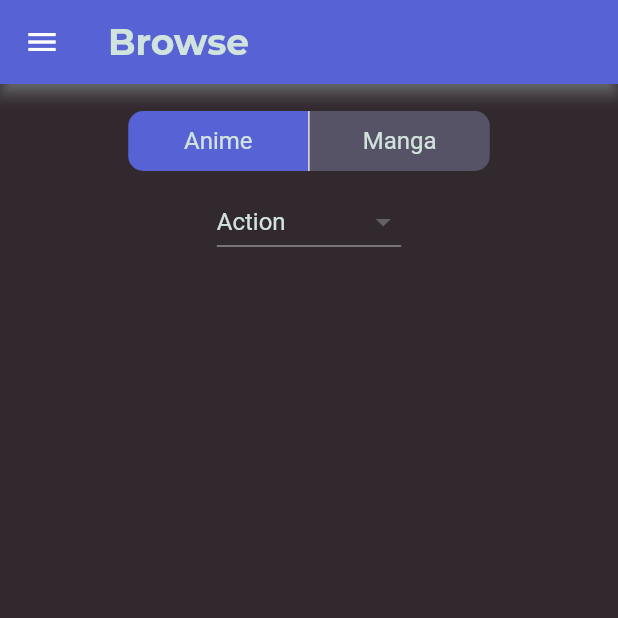
After one commit to habiners/anithing, a Flutter app: the screen it shows after launch, on a phone screen of 412 x 824 dp, the top half of it. The commit adds this screen. Run offline on Flutter 3.47's test engine with Material 2 defaults, Android fonts, the phone set to English and light mode, and no system bars; our stand-ins replace cached_network_image, get.

Commit message:
Implemented Dropdown

```diff
--- a/lib/controllers/search_query_controller.dart
+++ b/lib/controllers/search_query_controller.dart
@@ -6,11 +6,12 @@ import '../models/anime_search_result.dart';
 import '../models/manga_search_result.dart';
 import '../services/jikan_service.dart';
 
-class SearchAnimeController extends GetxController {
+class SearchQueryController extends GetxController {
   RxString mode = "Anime".obs;
   RxBool isLoading = true.obs;
   TextEditingController searchQueryTextController = TextEditingController();
 
+  RxInt selectedGenre = 0.obs;
   RxList<bool> selectedAnimeGenres = List<bool>.filled(AnimeGenres.values.length, false).obs;
   RxList<bool> selectedMangaGenres = List<bool>.filled(MangaGenres.values.length, false).obs;
   RxList<AnimeSearchResult> animeSearchResults = <AnimeSearchResult>[].obs;
--- a/lib/main.dart
+++ b/lib/main.dart
@@ -1,14 +1,17 @@
 import 'package:anithing/constants/styles.dart';
+import 'package:anithing/screens/browse_genres_screen.dart';
 import 'package:flutter/material.dart';
 import 'package:get/get.dart';
 
 import './controllers/jikan_controller.dart';
-import './screens/home.dart';
+import './controllers/search_query_controller.dart';
+import 'screens/home_screen.dart';
 import './router/routes.dart';
 
 void main() {
   WidgetsFlutterBinding.ensureInitialized();
   Get.put(JikanController());
+  Get.put(SearchQueryController());
   runApp(MyApp());
 }
 
@@ -28,12 +31,12 @@ class MyApp extends StatelessWidget {
           ),
         ),
       ),
-      initialRoute: homeRoute,
+      initialRoute: browseGenreRoute,
       getPages: [
         GetPage(name: homeRoute, page: () => HomeScreen()),
         GetPage(name: topAnimeRoute, page: () => HomeScreen()),
         GetPage(name: topMangaRoute, page: () => HomeScreen()),
-        GetPage(name: browseGenreRoute, page: () => HomeScreen()),
+        GetPage(name: browseGenreRoute, page: () => BrowseGenresScreen()),
       ],
     );
   }
--- /dev/null
+++ b/lib/screens/browse_genres_screen.dart
@@ -0,0 +1,100 @@
+import 'package:anithing/constants/genres.dart';
+import 'package:get/get.dart';
+import 'package:flutter/material.dart';
+
+import '../constants/styles.dart';
+import '../controllers/search_query_controller.dart';
+import '../widgets/custom_text.dart';
+import '../widgets/scaffold_appbar.dart';
+import '../widgets/scaffold_drawer.dart';
+
+class BrowseGenresScreen extends StatelessWidget {
+  BrowseGenresScreen({Key? key}) : super(key: key);
+
+  final SearchQueryController searchQueryController = Get.find();
+  @override
+  Widget build(BuildContext context) {
+    return Scaffold(
+      appBar: createScaffoldAppBar(title: "Browse", actions: []),
+      drawer: ScaffoldDrawer(),
+      body: Padding(
+        padding: const EdgeInsets.all(8.0),
+        child: Obx(
+          () => Column(
+            children: [
+              // Anime/Manga Toggle
+              Container(
+                margin: EdgeInsets.symmetric(vertical: 10),
+                child: Row(
+                  mainAxisAlignment: MainAxisAlignment.center,
+                  children: [
+                    InkWell(
+                      child: Container(
+                        height: 40,
+                        width: 120,
+                        child: Center(child: CustomText(text: "Anime")),
+                        decoration: BoxDecoration(
+                          color: searchQueryController.mode.value == "Anime" ? royalBlueLightColor : independenceColor,
+                          border: Border(),
+                          borderRadius: BorderRadius.only(
+                            topLeft: Radius.circular(10),
+                            bottomLeft: Radius.circular(10),
+                          ),
+                        ),
+                      ),
+                      onTap: () {
+                        searchQueryController.mode.value = "Anime";
+                        searchQueryController.selectedGenre.value = 0;
+                      },
+                    ),
+                    Container(width: 1, height: 40, color: Colors.white),
+                    InkWell(
+                      child: Container(
+                        height: 40,
+                        width: 120,
+                        child: Center(child: CustomText(text: "Manga")),
+                        decoration: BoxDecoration(
+                          color: searchQueryController.mode.value == "Manga" ? royalBlueLightColor : independenceColor,
+                          border: Border(),
+                          borderRadius: BorderRadius.only(
+                            topRight: Radius.circular(10),
+                            bottomRight: Radius.circular(10),
+                          ),
+                        ),
+                      ),
+                      onTap: () {
+                        searchQueryController.mode.value = "Manga";
+                        searchQueryController.selectedGenre.value = 0;
+                      },
+                    ),
+                  ],
+                ),
+              ),
+              DropdownButton<int>(
+                onChanged: (int? newSelected) => searchQueryController.selectedGenre.value = newSelected ?? 0,
+                style: TextStyle(color: mintCreamColor),
+                value: searchQueryController.selectedGenre.value,
+                dropdownColor: blackCoffeeColor,
+                items: searchQueryController.mode.value == "Anime"
+                    ? AnimeGenres.values
+                        .map((AnimeGenres genre) => DropdownMenuItem<int>(
+                              value: genre.index,
+                              child: CustomText(text: genre.toString().split('.').last.replaceAll('_', ' ')),
+                            ))
+                        .toList()
+                    : MangaGenres.values
+                        .map(
+                          (MangaGenres genre) => DropdownMenuItem<int>(
+                            value: genre.index,
+                            child: CustomText(text: genre.toString().split('.').last.replaceAll('_', ' ')),
+                          ),
+                        )
+                        .toList(),
+              ),
+            ],
+          ),
+        ),
+      ),
+    );
+  }
+}
--- a/lib/screens/home.dart
+++ b/lib/screens/home_screen.dart
@@ -4,7 +4,7 @@ import 'package:get/get.dart';
 import '../constants/genres.dart';
 import '../constants/styles.dart';
 import '../controllers/search_query_controller.dart';
-import '../screens/search_results.dart';
+import 'search_results_screen.dart';
 import '../widgets/scaffold_appbar.dart';
 import '../widgets/scaffold_drawer.dart';
 import '../widgets/custom_text.dart';
@@ -12,7 +12,7 @@ import '../widgets/custom_text.dart';
 class HomeScreen extends StatelessWidget {
   HomeScreen({Key? key}) : super(key: key);
 
-  final SearchAnimeController jikanController = Get.put(SearchAnimeController());
+  final SearchQueryController jikanController = Get.find();
   @override
   Widget build(BuildContext context) {
     return Scaffold(
@@ -64,7 +64,7 @@ class HomeScreen extends StatelessWidget {
               //         Get.to(SearchResultsScreen());
               //     },
               //     child: Text("Search")),
-              // Toggle
+              // Anime/Manga Toggle
               Container(
                 margin: EdgeInsets.symmetric(vertical: 10),
                 child: Row(
```
Also changed, not shown: lib/screens/search_results_screen.dart (renamed from lib/screens/search_results.dart, +11 -11 lines).
